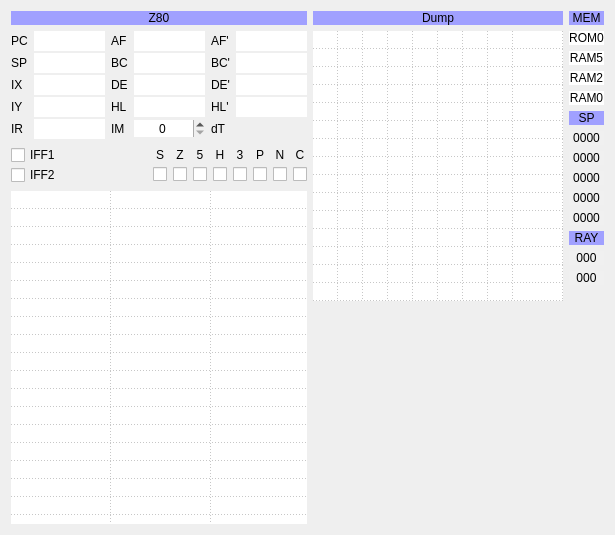
The window that ui/debuger.ui (samstyle/Xpeccy) describes before a commit, drawn with Qt 5.
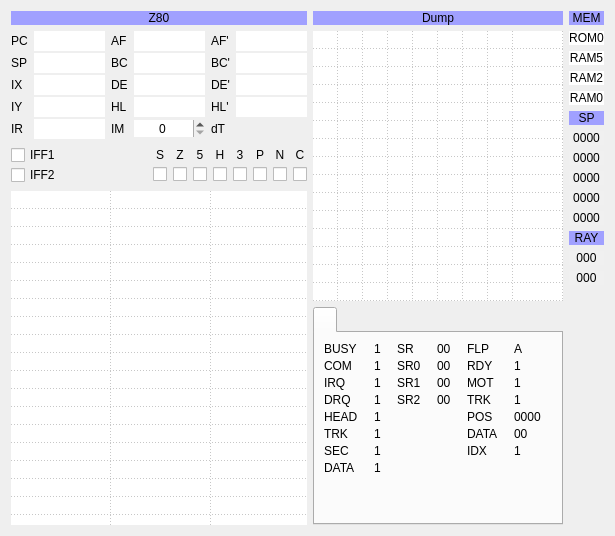
The same window after the commit. Icons and pictures are not drawn.

Patch:
```diff
--- a/ui/debuger.ui
+++ b/ui/debuger.ui
@@ -10,7 +10,7 @@
     <x>0</x>
     <y>0</y>
     <width>615</width>
-    <height>535</height>
+    <height>536</height>
    </rect>
   </property>
   <property name="windowTitle">
@@ -774,17 +774,320 @@
       </widget>
      </item>
      <item>
-      <spacer name="verticalSpacer_2">
-       <property name="orientation">
-        <enum>Qt::Vertical</enum>
+      <widget class="QTabWidget" name="tabWidget">
+       <property name="currentIndex">
+        <number>0</number>
        </property>
-       <property name="sizeHint" stdset="0">
-        <size>
-         <width>20</width>
-         <height>40</height>
-        </size>
-       </property>
-      </spacer>
+       <widget class="QWidget" name="tab">
+        <attribute name="icon">
+         <iconset resource="../xpeccy.qrc">
+          <normaloff>:/images/floppy.png</normaloff>:/images/floppy.png</iconset>
+        </attribute>
+        <attribute name="title">
+         <string/>
+        </attribute>
+        <layout class="QGridLayout" name="gridLayout_2">
+         <property name="horizontalSpacing">
+          <number>16</number>
+         </property>
+         <property name="verticalSpacing">
+          <number>3</number>
+         </property>
+         <item row="5" column="0">
+          <widget class="QLabel" name="label_31">
+           <property name="text">
+            <string>TRK</string>
+           </property>
+          </widget>
+         </item>
+         <item row="4" column="0">
+          <widget class="QLabel" name="label_38">
+           <property name="text">
+            <string>HEAD</string>
+           </property>
+          </widget>
+         </item>
+         <item row="12" column="0">
+          <spacer name="verticalSpacer_3">
+           <property name="orientation">
+            <enum>Qt::Vertical</enum>
+           </property>
+           <property name="sizeHint" stdset="0">
+            <size>
+             <width>20</width>
+             <height>40</height>
+            </size>
+           </property>
+          </spacer>
+         </item>
+         <item row="0" column="0">
+          <widget class="QLabel" name="label_29">
+           <property name="text">
+            <string>BUSY</string>
+           </property>
+          </widget>
+         </item>
+         <item row="3" column="0">
+          <widget class="QLabel" name="label_32">
+           <property name="text">
+            <string>DRQ</string>
+           </property>
+          </widget>
+         </item>
+         <item row="1" column="0">
+          <widget class="QLabel" name="label_40">
+           <property name="text">
+            <string>COM</string>
+           </property>
+          </widget>
+         </item>
+         <item row="8" column="1">
+          <widget class="QLabel" name="fdcDataL">
+           <property name="text">
+            <string>1</string>
+           </property>
+          </widget>
+         </item>
+         <item row="2" column="0">
+          <widget class="QLabel" name="label_30">
+           <property name="text">
+            <string>IRQ</string>
+           </property>
+          </widget>
+         </item>
+         <item row="1" column="1">
+          <widget class="QLabel" name="fdcComL">
+           <property name="text">
+            <string>1</string>
+           </property>
+          </widget>
+         </item>
+         <item row="2" column="1">
+          <widget class="QLabel" name="fdcIrqL">
+           <property name="text">
+            <string>1</string>
+           </property>
+          </widget>
+         </item>
+         <item row="8" column="0">
+          <widget class="QLabel" name="label_34">
+           <property name="text">
+            <string>DATA</string>
+           </property>
+          </widget>
+         </item>
+         <item row="0" column="1">
+          <widget class="QLabel" name="fdcBusyL">
+           <property name="text">
+            <string>1</string>
+           </property>
+          </widget>
+         </item>
+         <item row="3" column="1">
+          <widget class="QLabel" name="fdcDrqL">
+           <property name="text">
+            <string>1</string>
+           </property>
+          </widget>
+         </item>
+         <item row="4" column="1">
+          <widget class="QLabel" name="fdcHeadL">
+           <property name="text">
+            <string>1</string>
+           </property>
+          </widget>
+         </item>
+         <item row="5" column="1">
+          <widget class="QLabel" name="fdcTrkL">
+           <property name="text">
+            <string>1</string>
+           </property>
+          </widget>
+         </item>
+         <item row="6" column="1">
+          <widget class="QLabel" name="fdcSecL">
+           <property name="text">
+            <string>1</string>
+           </property>
+          </widget>
+         </item>
+         <item row="6" column="0">
+          <widget class="QLabel" name="label_33">
+           <property name="text">
+            <string>SEC</string>
+           </property>
+          </widget>
+         </item>
+         <item row="0" column="5">
+          <widget class="QLabel" name="flpCurL">
+           <property name="text">
+            <string>A</string>
+           </property>
+          </widget>
+         </item>
+         <item row="12" column="5">
+          <spacer name="horizontalSpacer">
+           <property name="orientation">
+            <enum>Qt::Horizontal</enum>
+           </property>
+           <property name="sizeHint" stdset="0">
+            <size>
+             <width>40</width>
+             <height>20</height>
+            </size>
+           </property>
+          </spacer>
+         </item>
+         <item row="0" column="4">
+          <widget class="QLabel" name="label_36">
+           <property name="text">
+            <string>FLP</string>
+           </property>
+          </widget>
+         </item>
+         <item row="1" column="2">
+          <widget class="QLabel" name="label_45">
+           <property name="text">
+            <string>SR0</string>
+           </property>
+          </widget>
+         </item>
+         <item row="0" column="2">
+          <widget class="QLabel" name="label_43">
+           <property name="text">
+            <string>SR</string>
+           </property>
+          </widget>
+         </item>
+         <item row="0" column="3">
+          <widget class="QLabel" name="fdcStateL">
+           <property name="text">
+            <string>00</string>
+           </property>
+          </widget>
+         </item>
+         <item row="1" column="5">
+          <widget class="QLabel" name="flpRdyL">
+           <property name="text">
+            <string>1</string>
+           </property>
+          </widget>
+         </item>
+         <item row="1" column="4">
+          <widget class="QLabel" name="label_41">
+           <property name="text">
+            <string>RDY</string>
+           </property>
+          </widget>
+         </item>
+         <item row="2" column="5">
+          <widget class="QLabel" name="flpMotL">
+           <property name="text">
+            <string>1</string>
+           </property>
+          </widget>
+         </item>
+         <item row="2" column="4">
+          <widget class="QLabel" name="label_35">
+           <property name="text">
+            <string>MOT</string>
+           </property>
+          </widget>
+         </item>
+         <item row="3" column="5">
+          <widget class="QLabel" name="flpTrkL">
+           <property name="text">
+            <string>1</string>
+           </property>
+          </widget>
+         </item>
+         <item row="3" column="4">
+          <widget class="QLabel" name="label_37">
+           <property name="text">
+            <string>TRK</string>
+           </property>
+          </widget>
+         </item>
+         <item row="4" column="5">
+          <widget class="QLabel" name="flpPosL">
+           <property name="text">
+            <string>0000</string>
+           </property>
+          </widget>
+         </item>
+         <item row="4" column="4">
+          <widget class="QLabel" name="label_39">
+           <property name="text">
+            <string>POS</string>
+           </property>
+          </widget>
+         </item>
+         <item row="5" column="5">
+          <widget class="QLabel" name="flpDataL">
+           <property name="text">
+            <string>00</string>
+           </property>
+          </widget>
+         </item>
+         <item row="5" column="4">
+          <widget class="QLabel" name="label_42">
+           <property name="text">
+            <string>DATA</string>
+           </property>
+          </widget>
+         </item>
+         <item row="6" column="5">
+          <widget class="QLabel" name="flpIdxL">
+           <property name="text">
+            <string>1</string>
+           </property>
+          </widget>
+         </item>
+         <item row="6" column="4">
+          <widget class="QLabel" name="label_44">
+           <property name="text">
+            <string>IDX</string>
+           </property>
+          </widget>
+         </item>
+         <item row="2" column="2">
+          <widget class="QLabel" name="label_46">
+           <property name="text">
+            <string>SR1</string>
+           </property>
+          </widget>
+         </item>
+         <item row="3" column="2">
+          <widget class="QLabel" name="label_47">
+           <property name="text">
+            <string>SR2</string>
+           </property>
+          </widget>
+         </item>
+         <item row="1" column="3">
+          <widget class="QLabel" name="fdcSr0L">
+           <property name="text">
+            <string>00</string>
+           </property>
+          </widget>
+         </item>
+         <item row="2" column="3">
+          <widget class="QLabel" name="fdcSr1L">
+           <property name="text">
+            <string>00</string>
+           </property>
+          </widget>
+         </item>
+         <item row="3" column="3">
+          <widget class="QLabel" name="fdcSr2L">
+           <property name="text">
+            <string>00</string>
+           </property>
+          </widget>
+         </item>
+        </layout>
+       </widget>
+      </widget>
      </item>
     </layout>
    </item>
```
Left out of the diff: 4 changed lines with no effect on the pictures.
